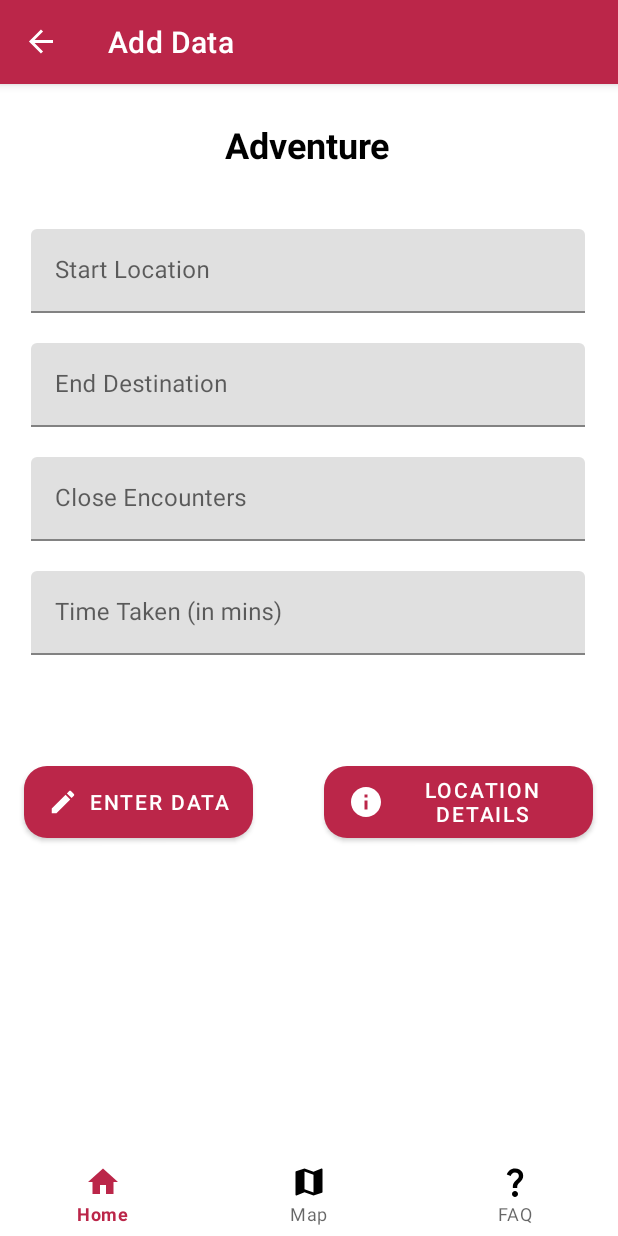
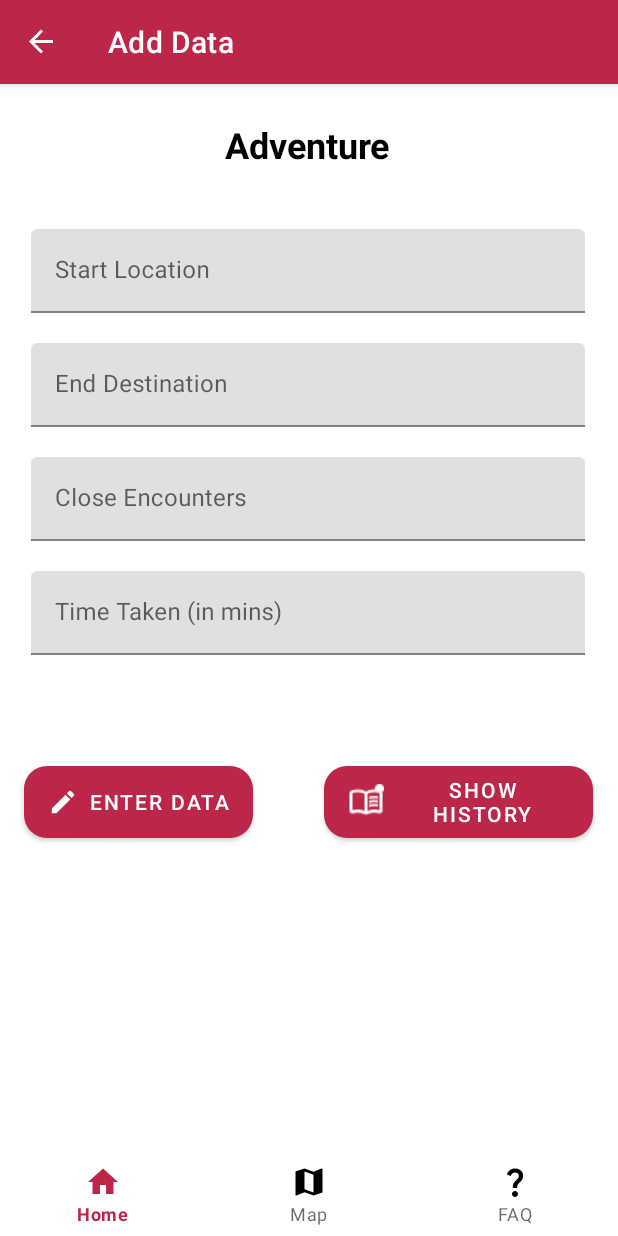
Before and after one commit to SirChubbx17/RideSafeV2, an Android app: the Add screen opened through its navigation route, on a phone screen of 412 x 824 dp. Run offline under Robolectric (Android 15) with nearby library versions, the phone set to English and light mode, and no system bars; our stand-ins replace Room's generated code, data binding, navigation-ui; Roboto replaces fonts that are not available here.

Commit message:
last na talaga

```diff
--- a/app/src/main/java/com/example/ridesafev2/fragment/add/Add.kt
+++ b/app/src/main/java/com/example/ridesafev2/fragment/add/Add.kt
@@ -37,9 +37,6 @@ class Add : Fragment() {
     private var _binding: RsFragAdventureBinding? = null
 
     private lateinit var locationViewModel: LocationViewModel
-    lateinit var fusedLocationProviderClient: FusedLocationProviderClient
-    lateinit var locationRequest: LocationRequest
-    val PERMISSION_ID = 1010
 
     // This property is only valid between onCreateView and
     // onDestroyView.
--- a/app/src/main/java/com/example/ridesafev2/fragment/history/HistoryAdapter.kt
+++ b/app/src/main/java/com/example/ridesafev2/fragment/history/HistoryAdapter.kt
@@ -41,8 +41,8 @@ class HistoryAdapter: RecyclerView.Adapter<HistoryAdapter.MyViewHolder>() {
 
         holder.itemView.findViewById<TextView>(R.id.current_txt).text = currentItem.start_location
         holder.itemView.findViewById<TextView>(R.id.destination_txt).text = currentItem.end_location
-        holder.itemView.findViewById<TextView>(R.id.timetaken_txt).text = currentItem.close_encounters.toString()
-        holder.itemView.findViewById<TextView>(R.id.cenc_txt).text = currentItem.adventureTime.toString()+" mins"
+        holder.itemView.findViewById<TextView>(R.id.cenc_txt).text = currentItem.close_encounters.toString()
+        holder.itemView.findViewById<TextView>(R.id.timetaken_txt).text = currentItem.adventureTime.toString()+" mins"
 
         holder.itemView.findViewById<ConstraintLayout>(R.id.rowLayout).setOnClickListener{
             val action = HistoryDirections.actionHistoryToUpdate(currentItem)
--- a/app/src/main/res/layout/rs_frag_adventure.xml
+++ b/app/src/main/res/layout/rs_frag_adventure.xml
@@ -145,9 +145,9 @@
             android:layout_width="179dp"
             android:layout_height="60dp"
             android:layout_marginTop="68dp"
-            android:text="LOCATION DETAILS"
+            android:text="Show History"
             app:cornerRadius="15dp"
-            app:icon="@drawable/ic_baseline_info_24"
+            app:icon="@drawable/history"
 
             app:layout_constraintEnd_toEndOf="parent"
             app:layout_constraintHorizontal_bias="0.737"
```
